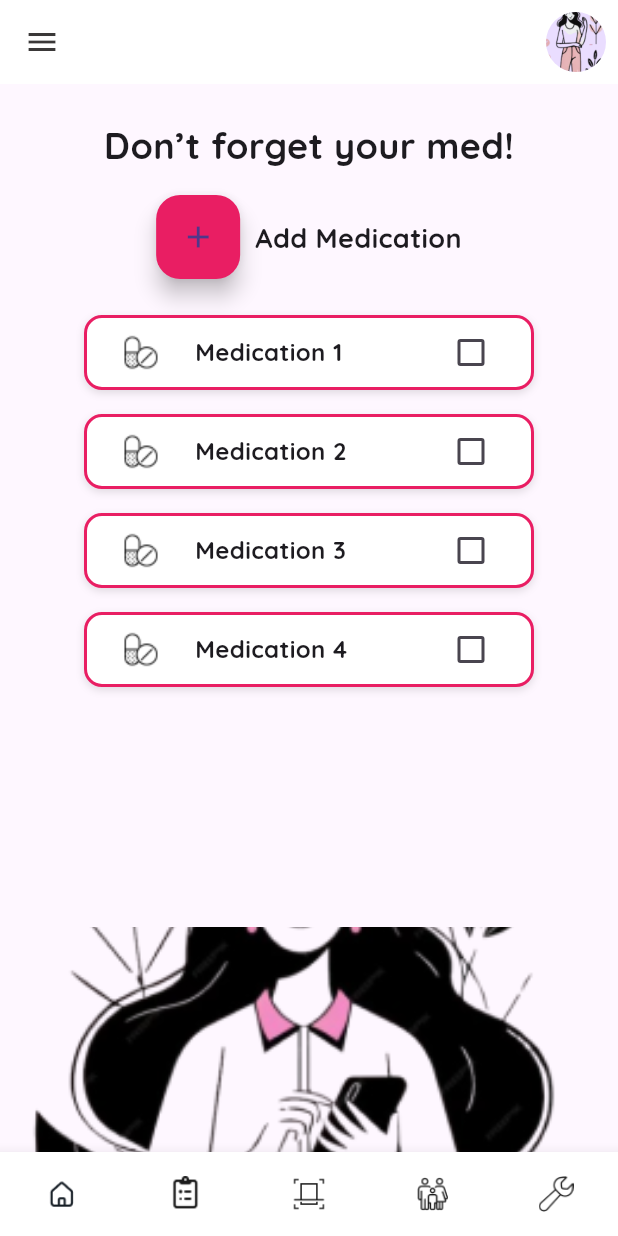
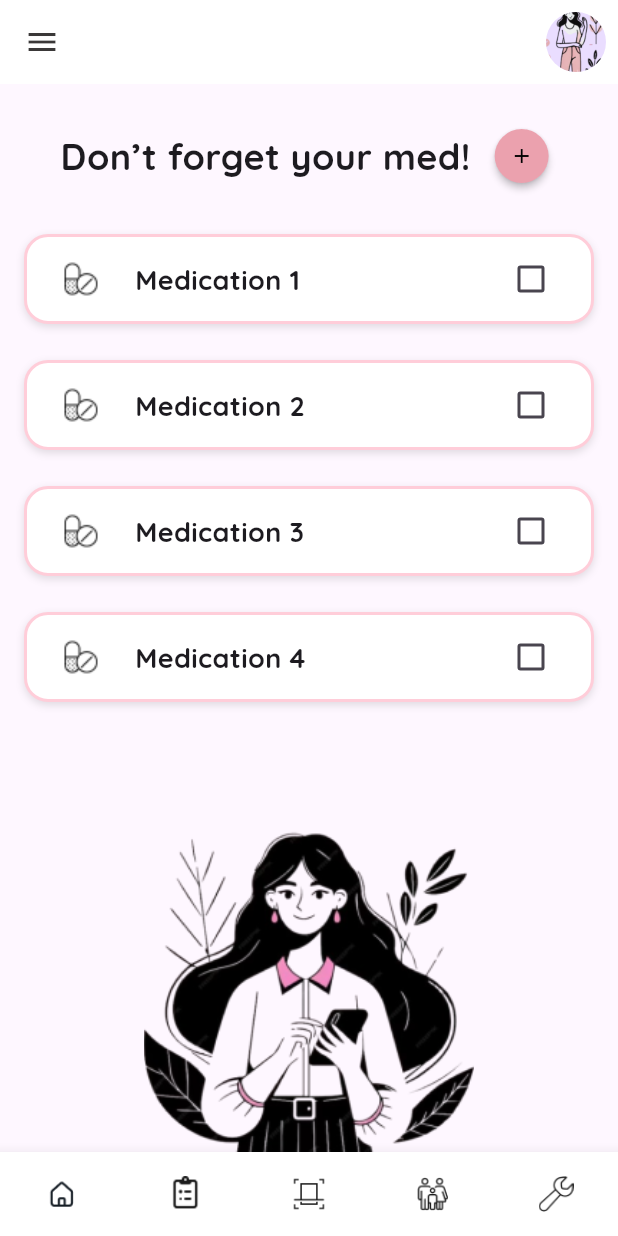
Before and after one commit to BechiriElbatoul/Pink-Bytes-Project, a Flutter app: the screen it shows after launch, on a phone screen of 412 x 824 dp. Run offline on Flutter 3.47's test engine with Material 3 defaults, Android fonts, the phone set to English and light mode, and no system bars.

Commit message:
Committing all changes, including fonts, login, main.dart, and pubspec.yaml updates

```diff
--- a/Frontend/mobile-app/pinktober/lib/Med_tracker.dart
+++ b/Frontend/mobile-app/pinktober/lib/Med_tracker.dart
@@ -1,7 +1,15 @@
 import 'package:flutter/material.dart';
 
-class MedTrackerPage extends StatelessWidget {
+class MedTrackerPage extends StatefulWidget {
   const MedTrackerPage({super.key});
+
+  @override
+  _MedTrackerPageState createState() => _MedTrackerPageState();
+}
+
+class _MedTrackerPageState extends State<MedTrackerPage> {
+  // Keep track of the checkbox states
+  List<bool> _medicationChecked = [false, false, false, false];
 
   @override
   Widget build(BuildContext context) {
@@ -36,7 +44,6 @@ class MedTrackerPage extends StatelessWidget {
             alignment: Alignment.bottomCenter,
             child: _buildFixedImage(),
           ),
-          // Content overlay
           SingleChildScrollView(
             child: Padding(
               padding: const EdgeInsets.all(16.0),
@@ -44,44 +51,46 @@ class MedTrackerPage extends StatelessWidget {
                 crossAxisAlignment: CrossAxisAlignment.center,
                 children: [
                   const SizedBox(height: 8),
-                  const Text(
-                    'Don’t forget your med!',
-                    style: TextStyle(
-                      fontSize: 24,
-                      fontWeight: FontWeight.bold,
-                      fontFamily: 'Quicksand',
-                    ),
-                  ),
-                  const SizedBox(height: 16),
                   Row(
                     mainAxisAlignment: MainAxisAlignment.center,
                     children: [
-                      FloatingActionButton(
-                        onPressed: () {},
-                        backgroundColor: Colors.pink,
-                        child: const Icon(Icons.add),
+                      const Text(
+                        'Don’t forget your med!',
+                        style: TextStyle(
+                          fontSize: 24,
+                          fontWeight: FontWeight.bold,
+                          fontFamily: 'Quicksand',
+                        ),
                       ),
                       const SizedBox(width: 10),
-                      const Text(
-                        'Add Medication',
-                        style: TextStyle(
-                          fontSize: 18,
-                          fontWeight: FontWeight.bold,
-                          fontFamily: 'Quicksand',
+                      RawMaterialButton(
+                        onPressed: () {
+                          // Add your logic for the '+' button here
+                        },
+                        fillColor: const Color(0xFFEBA1AE),
+                        shape: const CircleBorder(),
+                        padding: const EdgeInsets.all(10.0),
+                        constraints: const BoxConstraints.tightFor(
+                          width: 36.0,
+                          height: 36.0,
+                        ),
+                        child: const Icon(
+                          Icons.add,
+                          size: 16.0,
+                          color: Colors.black,
                         ),
                       ),
                     ],
                   ),
                   const SizedBox(height: 16),
-                  // Smaller medication cards centered
                   _buildMedicationCard(
-                      'Medication 1', 'assets/images/meds.png'),
+                      'Medication 1', 'assets/images/meds.png', 0),
                   _buildMedicationCard(
-                      'Medication 2', 'assets/images/meds.png'),
+                      'Medication 2', 'assets/images/meds.png', 1),
                   _buildMedicationCard(
-                      'Medication 3', 'assets/images/meds.png'),
+                      'Medication 3', 'assets/images/meds.png', 2),
                   _buildMedicationCard(
-                      'Medication 4', 'assets/images/meds.png'),
+                      'Medication 4', 'assets/images/meds.png', 3),
                   const SizedBox(height: 100),
                 ],
               ),
@@ -90,6 +99,56 @@ class MedTrackerPage extends StatelessWidget {
         ],
       ),
       bottomNavigationBar: _buildBottomNavigationBar(),
+    );
+  }
+
+  Widget _buildMedicationCard(
+      String medicationName, String iconPath, int index) {
+    return Container(
+      margin: const EdgeInsets.symmetric(vertical: 12.0),
+      padding: const EdgeInsets.symmetric(horizontal: 16.0),
+      height: 60,
+      width: double.infinity,
+      decoration: BoxDecoration(
+        color: Colors.white,
+        borderRadius: BorderRadius.circular(16),
+        border: Border.all(color: const Color(0xFFFFCDD9), width: 2),
+        boxShadow: [
+          BoxShadow(
+            color: Colors.black12,
+            offset: const Offset(0, 2),
+            blurRadius: 4,
+          ),
+        ],
+      ),
+      child: Row(
+        mainAxisAlignment: MainAxisAlignment.spaceBetween,
+        children: [
+          Row(
+            children: [
+              Image.asset(iconPath, width: 40, height: 40),
+              const SizedBox(width: 16),
+              Text(
+                medicationName,
+                style: const TextStyle(
+                  fontSize: 18,
+                  fontWeight: FontWeight.bold,
+                  fontFamily: 'Quicksand',
+                ),
+              ),
+            ],
+          ),
+          Checkbox(
+            value: _medicationChecked[index],
+            onChanged: (bool? value) {
+              setState(() {
+                _medicationChecked[index] = value ?? false;
+              });
+            },
+            activeColor: const Color(0xFFEBA1AE),
+          ),
+        ],
+      ),
     );
   }
 
@@ -129,60 +188,12 @@ class MedTrackerPage extends StatelessWidget {
     );
   }
 
-  Widget _buildMedicationCard(String medicationName, String iconPath) {
-    return Container(
-      margin: const EdgeInsets.symmetric(vertical: 8.0),
-      padding: const EdgeInsets.symmetric(horizontal: 16.0),
-      height: 50, // Smaller height
-      width: 300, // Set a fixed width for the card
-      decoration: BoxDecoration(
-        color: Colors.white,
-        borderRadius: BorderRadius.circular(12),
-        border: Border.all(color: Colors.pink, width: 2),
-        boxShadow: [
-          BoxShadow(
-            color: Colors.black12,
-            offset: const Offset(0, 2),
-            blurRadius: 4,
-          ),
-        ],
-      ),
-      child: Row(
-        mainAxisAlignment: MainAxisAlignment.spaceBetween,
-        children: [
-          Row(
-            children: [
-              Image.asset(iconPath, width: 40, height: 40),
-              const SizedBox(width: 16),
-              Text(
-                medicationName,
-                style: const TextStyle(
-                  fontSize: 16, // Smaller font size
-                  fontWeight: FontWeight.bold,
-                  fontFamily: 'Quicksand',
-                ),
-              ),
-            ],
-          ),
-          Checkbox(
-            value: false,
-            onChanged: (bool? value) {},
-          ),
-        ],
-      ),
-    );
-  }
-
   Widget _buildFixedImage() {
     return Container(
-      width: double.infinity,
-      height: 150, // Adjust height to make it smaller
-      decoration: BoxDecoration(
-        borderRadius: const BorderRadius.only(
-          topLeft: Radius.circular(12),
-          topRight: Radius.circular(12),
-        ),
-        image: const DecorationImage(
+      width: 220,
+      height: 220,
+      decoration: const BoxDecoration(
+        image: DecorationImage(
           image: AssetImage('assets/images/woman.png'),
           fit: BoxFit.cover,
         ),
@@ -217,7 +228,7 @@ class MedTrackerPage extends StatelessWidget {
       currentIndex: 0,
       onTap: (index) {},
       backgroundColor: Colors.white,
-      selectedItemColor: const Color(0xFFFFCDD9),
+      selectedItemColor: const Color.fromARGB(255, 251, 251, 251),
       unselectedItemColor: Colors.grey,
       type: BottomNavigationBarType.fixed,
       selectedFontSize: 0,
```
